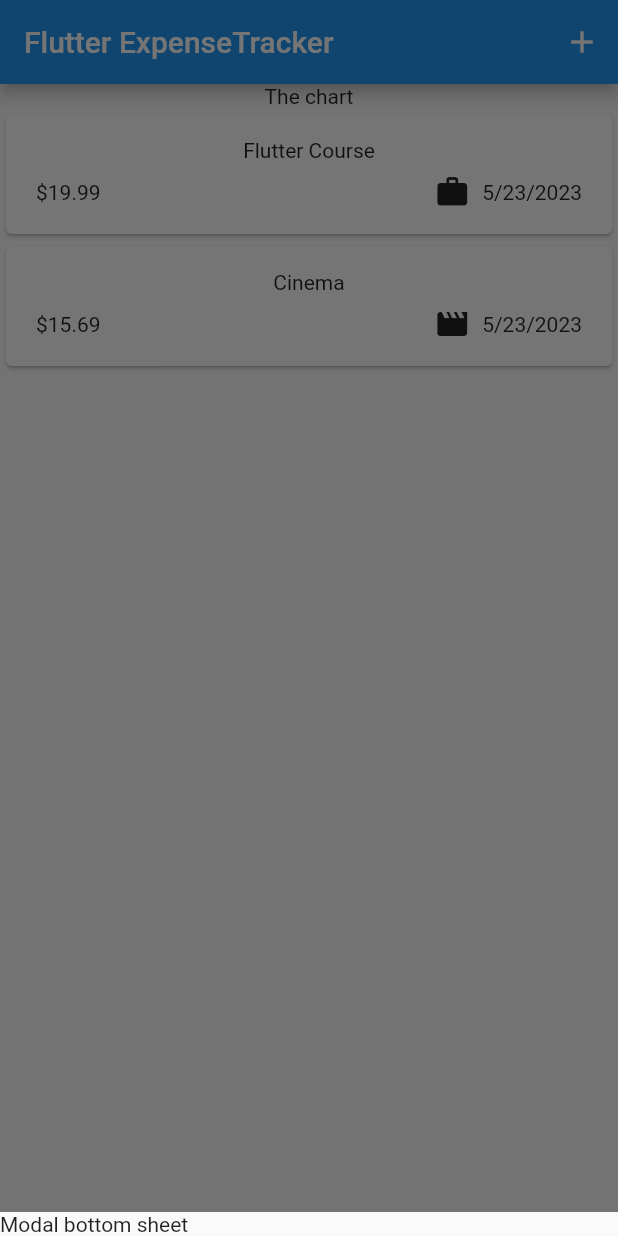
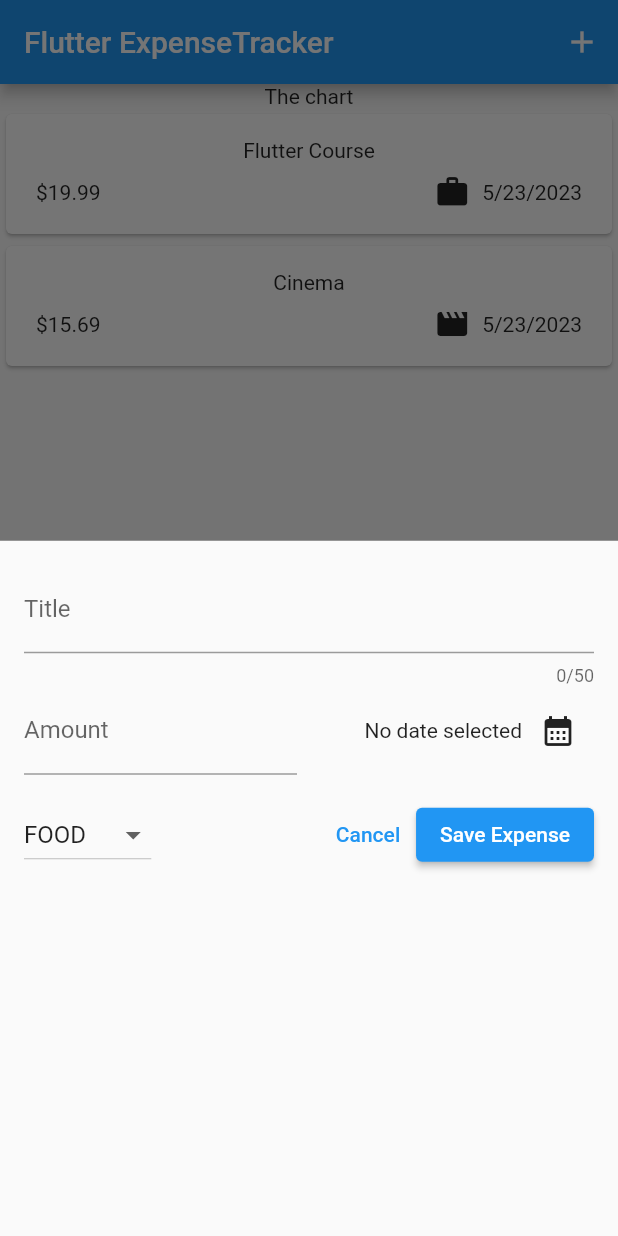
Before and after one commit to Demetre-Panjakidze/expense_tracker, a Flutter app: the screen it shows after launch, after a tap on the "add" icon, on a phone screen of 412 x 824 dp. Run offline on Flutter 3.47's test engine with Material 2 defaults, Android fonts, the phone set to English and light mode, and no system bars.

Commit message:
done for today

```diff
--- a/lib/widgets/expenses.dart
+++ b/lib/widgets/expenses.dart
@@ -1,5 +1,6 @@
 import 'package:expense_tracker/models/expense.dart';
 import 'package:expense_tracker/widgets/expenses_list/expenses_list.dart';
+import 'package:expense_tracker/widgets/new_expense.dart';
 import 'package:flutter/material.dart';
 
 class Expenses extends StatefulWidget {
@@ -30,9 +31,7 @@ class _ExpensesState extends State<Expenses> {
   void _openAddExpenseOverlay() {
     showModalBottomSheet(
       context: context,
-      builder: (ctx) => const Text(
-        'Modal bottom sheet',
-      ),
+      builder: (ctx) => const NewExpense(),
     );
   }
 
--- /dev/null
+++ b/lib/widgets/new_expense.dart
@@ -0,0 +1,133 @@
+import 'package:flutter/material.dart';
+import 'package:expense_tracker/models/expense.dart';
+
+class NewExpense extends StatefulWidget {
+  const NewExpense({super.key});
+
+  @override
+  State<NewExpense> createState() {
+    return _NewExpenseState();
+  }
+}
+
+class _NewExpenseState extends State<NewExpense> {
+  final _titleController = TextEditingController();
+  final _amountController = TextEditingController();
+  DateTime? _selectedDate;
+  Category _selectedCategory = Category.food;
+
+  void _presentDatePicker() async {
+    final now = DateTime.now();
+    final firstDate = DateTime(now.year - 1, now.month, now.day);
+    final pickedDate = await showDatePicker(
+      context: context,
+      initialDate: now,
+      firstDate: firstDate,
+      lastDate: now,
+    );
+    setState(() {
+      _selectedDate = pickedDate;
+    });
+  }
+
+  @override
+  void dispose() {
+    _titleController.dispose();
+    _amountController.dispose();
+    super.dispose();
+  }
+
+  @override
+  Widget build(BuildContext context) {
+    return Padding(
+      padding: const EdgeInsets.all(16),
+      child: Column(
+        children: [
+          TextField(
+            controller: _titleController,
+            decoration: const InputDecoration(
+              label: Text('Title'),
+            ),
+            maxLength: 50,
+          ),
+          Row(
+            children: [
+              Expanded(
+                child: TextField(
+                  controller: _amountController,
+                  decoration: const InputDecoration(
+                    prefixText: '\$ ',
+                    label: Text('Amount'),
+                  ),
+                  keyboardType: TextInputType.number,
+                ),
+              ),
+              const SizedBox(
+                width: 16,
+              ),
+              Expanded(
+                child: Row(
+                  mainAxisAlignment: MainAxisAlignment.end,
+                  crossAxisAlignment: CrossAxisAlignment.center,
+                  children: [
+                    Text(
+                      _selectedDate == null
+                          ? 'No date selected'
+                          : formatter.format(_selectedDate!),
+                    ),
+                    IconButton(
+                      onPressed: _presentDatePicker,
+                      icon: const Icon(Icons.calendar_month),
+                    ),
+                  ],
+                ),
+              )
+            ],
+          ),
+          SizedBox(
+            height: 16,
+          ),
+          Row(
+            children: [
+              DropdownButton(
+                value: _selectedCategory,
+                items: Category.values
+                    .map(
+                      (category) => DropdownMenuItem(
+                        value: category,
+                        child: Text(
+                          category.name.toUpperCase(),
+                        ),
+                      ),
+                    )
+                    .toList(),
+                onChanged: (value) {
+                  if (value == null) {
+                    return;
+                  }
+                  setState(() {
+                    _selectedCategory = value;
+                  });
+                },
+              ),
+              const Spacer(),
+              TextButton(
+                onPressed: () {
+                  Navigator.pop(context);
+                },
+                child: const Text('Cancel'),
+              ),
+              ElevatedButton(
+                onPressed: () {
+                  print(_titleController.text);
+                  print(_amountController.text);
+                },
+                child: const Text('Save Expense'),
+              ),
+            ],
+          ),
+        ],
+      ),
+    );
+  }
+}
```
